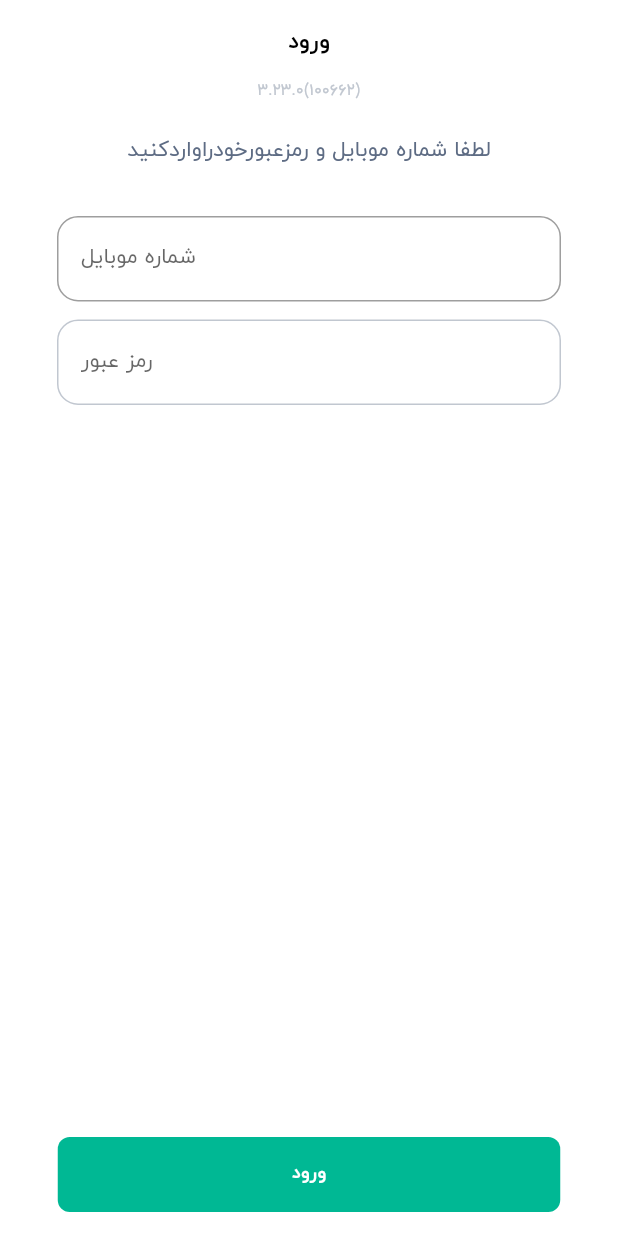
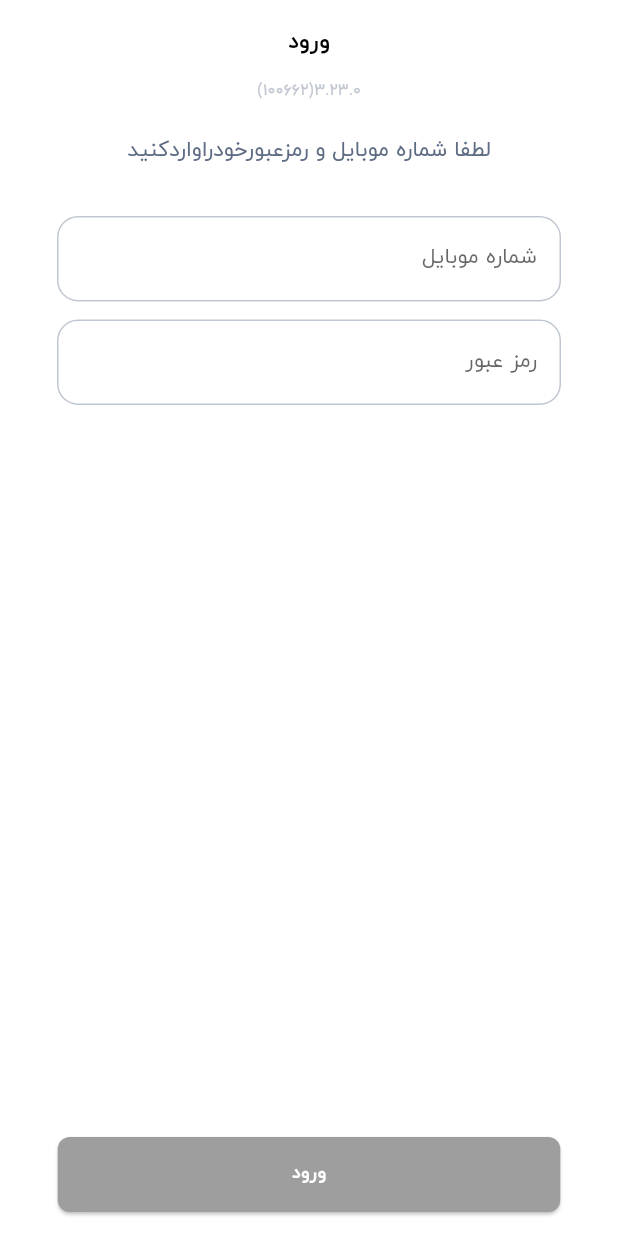
Before and after one commit to HoseinJavid/dashboard, a Flutter app: the screen it shows after launch, on a phone screen of 412 x 824 dp. Run offline on Flutter 3.47's test engine with Material 3 defaults, Android fonts, the phone set to English and light mode, and no system bars; our stand-ins replace equatable, flutter_bloc, go_router.

Commit message:
optimization and fix bug

```diff
--- a/lib/routes/app_router.dart
+++ b/lib/routes/app_router.dart
@@ -1,6 +1,7 @@
 import 'package:dashboard/screens/dashboard/dashboard_screen.dart';
 import 'package:dashboard/screens/login/bloc/login_bloc.dart';
 import 'package:dashboard/screens/login/login_screen.dart';
+import 'package:flutter/material.dart';
 import 'package:go_router/go_router.dart';
 import 'package:flutter_bloc/flutter_bloc.dart';
 
@@ -10,13 +11,17 @@ final appRouter = GoRouter(
       path: '/',
       builder: (context, state) => BlocProvider(
         create: (context) => LoginBloc(),
-        child: const LoginScreen(),
+        child: const Directionality(
+            textDirection: TextDirection.rtl, child: LoginScreen()),
       ),
     ),
     GoRoute(
       path: '/dashboard',
-      builder: (context, state) => DashboardScreen(
-        phone: state.uri.queryParameters['phone'] ?? '',
+      builder: (context, state) => Directionality(
+        textDirection: TextDirection.rtl,
+        child: DashboardScreen(
+          phone: state.uri.queryParameters['phone'] ?? '',
+        ),
       ),
     ),
   ],
--- a/lib/screens/login/bloc/login_bloc.dart
+++ b/lib/screens/login/bloc/login_bloc.dart
@@ -1,40 +1,35 @@
-import 'dart:async';
-import 'package:bloc/bloc.dart';
 import 'package:dashboard/utils/phone_validator.dart';
 import 'package:equatable/equatable.dart';
+import 'package:flutter_bloc/flutter_bloc.dart';
 
 part 'login_event.dart';
 part 'login_state.dart';
 
 class LoginBloc extends Bloc<LoginEvent, LoginState> {
-  LoginBloc() : super(const LoginState()) {
-    on<PhoneChanged>(_onPhoneChanged);
-    on<LoginSubmitted>(_onLoginSubmitted);
-  }
-
-  FutureOr<void> _onPhoneChanged(
-    PhoneChanged event,
-    Emitter<LoginState> emit,
-  ) {
-    final isValid = PhoneValidator.isValid(event.phone);
-
-    emit(state.copyWith(
-        phone: event.phone,
-        status: isValid ? LoginStatus.valid : LoginStatus.invalid,
-        errorMessage: isValid ? null : 'شماره موبایل نامعتبر است'));
-  }
-
-  FutureOr<void> _onLoginSubmitted(
-    LoginSubmitted event,
-    Emitter<LoginState> emit,
-  ) async {
-    if (!PhoneValidator.isValid(state.phone)) {
-      //is not valid
-      emit(state.copyWith(status: LoginStatus.failure));
-      return;
-    }
-    emit(state.copyWith(status: LoginStatus.loading));
-    await Future.delayed(const Duration(seconds: 1));
-    emit(state.copyWith(status: LoginStatus.success));
+  LoginBloc() : super(LoginInitial()) {
+    late String phoneNumber;
+    on<LoginEvent>(
+      (event, emit) async {
+        emit(LoginLoading());
+        if (event is PhoneChanged) {
+          phoneNumber = event.phone;
+          if (PhoneValidator.isValid(event.phone)) {
+            emit(LoginFildValid());
+          } else {
+            if (phoneNumber != '') {
+              emit(LoginFildInvalid(errorMessage: 'شماره موبایل معتبر نیست'));
+            } else {
+              emit(LoginInitial());
+            }
+          }
+        } else if (event is LoginSubmitted) {
+          // api call and navigate to dashboard screen
+          // if auth is faill emit a error state
+          emit(LoginLoading());
+          await Future.delayed(const Duration(seconds: 2));
+          emit(LoginSuccess(phoneNumber: phoneNumber));
+        }
+      },
+    );
   }
 }
--- a/lib/screens/login/bloc/login_event.dart
+++ b/lib/screens/login/bloc/login_event.dart
@@ -12,4 +12,10 @@ class PhoneChanged extends LoginEvent {
   const PhoneChanged(this.phone);
 }
 
+class PasswordChanged extends LoginEvent {
+  final String password;
+
+  const PasswordChanged({required this.password});
+}
+
 class LoginSubmitted extends LoginEvent {}
--- a/lib/screens/login/bloc/login_state.dart
+++ b/lib/screens/login/bloc/login_state.dart
@@ -1,30 +1,30 @@
 part of 'login_bloc.dart';
 
-enum LoginStatus { initial, loading, success, failure, invalid, valid }
+class LoginState extends Equatable {
+  @override
+  List<Object?> get props => [];
+}
 
-class LoginState extends Equatable {
-  final String phone;
-  final LoginStatus status;
+class LoginLoading extends LoginState {}
+
+class LoginInitial extends LoginState {}
+
+class LoginSuccess extends LoginState {
+  final String phoneNumber;
+
+  LoginSuccess({required this.phoneNumber});
+}
+
+class LoginError extends LoginState {
+  final String errorMessage;
+
+  LoginError({required this.errorMessage});
+}
+
+class LoginFildInvalid extends LoginState {
   final String? errorMessage;
 
-  const LoginState({
-    this.phone = '',
-    this.status = LoginStatus.initial,
-    this.errorMessage,
-  });
+  LoginFildInvalid({required this.errorMessage});
+}
 
-  @override
-  List<Object?> get props => [phone, status, errorMessage];
-
-  LoginState copyWith({
-    String? phone,
-    LoginStatus? status,
-    String? errorMessage,
-  }) {
-    return LoginState(
-      phone: phone ?? this.phone,
-      status: status ?? this.status,
-      errorMessage: errorMessage ?? this.errorMessage,
-    );
-  }
-}
+class LoginFildValid extends LoginState {}
--- a/lib/screens/login/login_screen.dart
+++ b/lib/screens/login/login_screen.dart
@@ -68,40 +68,36 @@ class _PhoneInputState extends State<_PhoneInput> {
   Widget build(BuildContext context) {
     return BlocBuilder<LoginBloc, LoginState>(
       builder: (context, state) {
-        final hasError = state.status == LoginStatus.invalid;
-        final isValid = state.status == LoginStatus.valid;
-
         return MouseRegion(
           onEnter: (_) => setState(() => _isHovered = true),
           onExit: (_) => setState(() => _isHovered = false),
           child: SizedBox(
             width: widthField.toDouble(),
-            height:
-                hasError ? heightField.toDouble() + 20 : heightField.toDouble(),
+            height: state is LoginFildInvalid
+                ? heightField.toDouble() + 20
+                : heightField.toDouble(),
             child: TextField(
+              textDirection: TextDirection.ltr,
               keyboardType: TextInputType.phone,
               decoration: InputDecoration(
                 labelText: 'شماره موبایل',
-                errorText: hasError ? state.errorMessage : null,
+                errorText:
+                    state is LoginFildInvalid ? state.errorMessage : null,
                 border: OutlineInputBorder(
                   borderRadius: BorderRadius.circular(14),
                   borderSide: BorderSide(
-                    color: isValid
-                        ? themeData!.colorScheme.secondary
-                        : hasError
-                            ? Colors.red
-                            : Colors.grey,
+                    color: state is LoginFildInvalid
+                        ? Colors.red
+                        : themeData!.colorScheme.secondary,
                     width: 1,
                   ),
                 ),
                 enabledBorder: OutlineInputBorder(
                   borderRadius: BorderRadius.circular(14),
                   borderSide: BorderSide(
-                    color: isValid
-                        ? themeData!.colorScheme.secondary
-                        : hasError
-                            ? Colors.red
-                            : Colors.grey,
+                    color: state is LoginFildInvalid
+                        ? Colors.red
+                        : themeData!.colorScheme.secondary,
                     width: _isHovered ? 2 : 1,
                   ),
                 ),
@@ -115,7 +111,9 @@ class _PhoneInputState extends State<_PhoneInput> {
                 focusedBorder: OutlineInputBorder(
                   borderRadius: BorderRadius.circular(14),
                   borderSide: BorderSide(
-                    color: isValid ? themeData!.primaryColor : Colors.red,
+                    color: state is LoginFildInvalid
+                        ? Colors.red
+                        : themeData!.colorScheme.primary,
                     width: 2,
                   ),
                 ),
@@ -143,6 +141,7 @@ class _PasswordInput extends StatelessWidget {
       width: widthField.toDouble(),
       height: heightField.toDouble(),
       child: const TextField(
+        textDirection: TextDirection.ltr,
         obscureText: true,
         decoration: InputDecoration(labelText: 'رمز عبور'),
       ),
@@ -157,25 +156,30 @@ class _LoginButton extends StatelessWidget {
   Widget build(BuildContext context) {
     return BlocConsumer<LoginBloc, LoginState>(
       listener: (context, state) {
-        if (state.status == LoginStatus.success) {
-          context.go('/dashboard?phone=${state.phone}');
+        if (state is LoginSuccess) {
+          context.go('/dashboard?phone=${state.phoneNumber}');
         }
       },
       builder: (context, state) {
-        final isValid = PhoneValidator.isValid(state.phone);
         return SizedBox(
           width: 335,
           height: 50,
           child: ElevatedButton(
-            onPressed: state.status == LoginStatus.loading || !isValid
-                ? null
-                : () => context.read<LoginBloc>().add(LoginSubmitted()),
+            onPressed: () {
+              if (state is LoginInitial || state is LoginFildInvalid) {
+                return;
+              } else {
+                return context.read<LoginBloc>().add(LoginSubmitted());
+              }
+            },
             style: ElevatedButton.styleFrom(
-              disabledBackgroundColor:
-                  state.status == LoginStatus.invalid ? Colors.grey : null,
+              backgroundColor:
+                  state is LoginFildInvalid || state is LoginInitial
+                      ? Colors.grey
+                      : themeData!.colorScheme.primary,
             ),
-            child: state.status == LoginStatus.loading
-                ? const CircularProgressIndicator()
+            child: state is LoginLoading || state is LoginSuccess
+                ? const CircularProgressIndicator(color: Colors.white,)
                 : const Text('ورود'),
           ),
         );
--- a/lib/utils/phone_validator.dart
+++ b/lib/utils/phone_validator.dart
@@ -1,7 +1,7 @@
 class PhoneValidator {
   static const _validPrefixes = ['+989', '989', '09'];
 
-  static String? validateAndFormat(String phone) {
+  static String? format(String phone) {
     final normalized = _normalizeNumber(phone);
     if (!_isValid(normalized)) return null;
     return normalized;
```
Also changed, not shown: lib/routes/route_names.dart (deleted), 1 other file.
